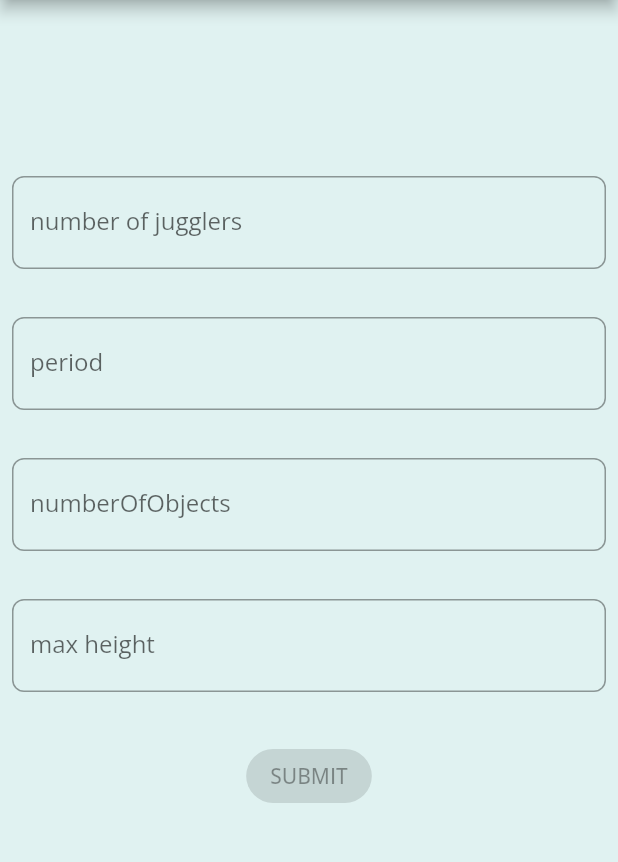
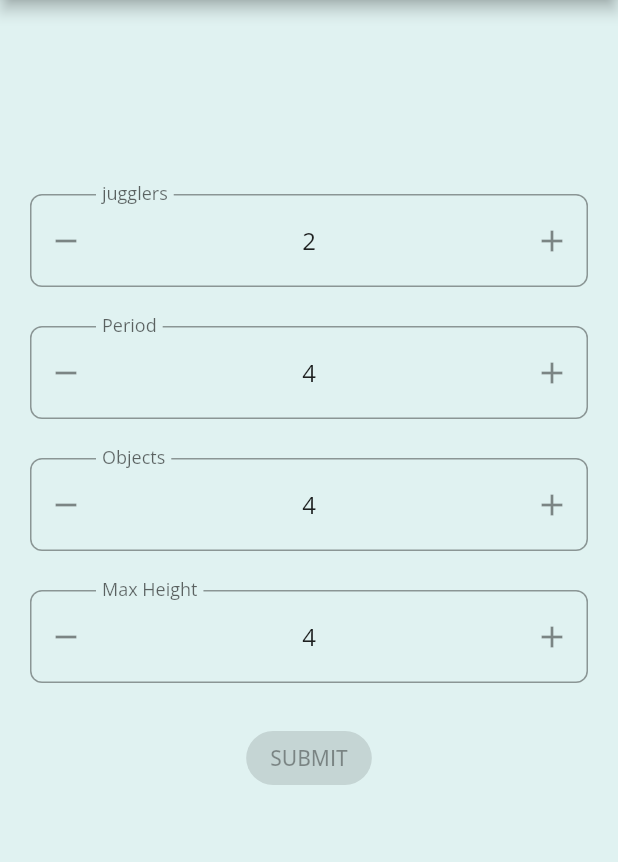
Before and after one commit to jjochen/prechac_this, a Flutter app: the screen it shows after launch, on a phone screen of 412 x 824 dp, the part 84-946 px from its top. Run offline on Flutter 3.47's test engine with Material 2 defaults, Android fonts, the phone set to English and light mode, and no system bars; drawn by our look-alikes of flutter_spinbox; our stand-ins replace bloc, equatable, flutter_bloc, formz, google_fonts; missing offline and left inert: fraction, trotter; generated files the repository leaves out were written again.

Commit message:
Use SpinBox for number inputs

```diff
--- a/lib/home/models/max_height.dart
+++ b/lib/home/models/max_height.dart
@@ -3,16 +3,16 @@ import 'package:formz/formz.dart';
 enum MaxHeightValidationError { invalid }
 
 class MaxHeight extends FormzInput<int, MaxHeightValidationError> {
-  const MaxHeight.pure() : super.pure(_defaultValue);
-  const MaxHeight.dirty([int value = _defaultValue]) : super.dirty(value);
+  const MaxHeight.pure() : super.pure(defaultValue);
+  const MaxHeight.dirty([int value = defaultValue]) : super.dirty(value);
 
-  static const int _defaultValue = 4;
-  static const int _minValue = 1;
-  static const int _maxValue = 24;
+  static const int defaultValue = 4;
+  static const int minValue = 1;
+  static const int maxValue = 24;
 
   @override
   MaxHeightValidationError? validator(int? value) {
-    return (value != null && value >= _minValue && value <= _maxValue)
+    return (value != null && value >= minValue && value <= maxValue)
         ? null
         : MaxHeightValidationError.invalid;
   }
--- a/lib/home/models/number_of_jugglers.dart
+++ b/lib/home/models/number_of_jugglers.dart
@@ -4,17 +4,16 @@ enum NumberOfJugglersValidationError { invalid }
 
 class NumberOfJugglers
     extends FormzInput<int, NumberOfJugglersValidationError> {
-  const NumberOfJugglers.pure() : super.pure(_defaultValue);
-  const NumberOfJugglers.dirty([int value = _defaultValue])
-      : super.dirty(value);
+  const NumberOfJugglers.pure() : super.pure(defaultValue);
+  const NumberOfJugglers.dirty([int value = defaultValue]) : super.dirty(value);
 
-  static const int _defaultValue = 2;
-  static const int _minValue = 1;
-  static const int _maxValue = 24;
+  static const int defaultValue = 2;
+  static const int minValue = 1;
+  static const int maxValue = 24;
 
   @override
   NumberOfJugglersValidationError? validator(int? value) {
-    return (value != null && value >= _minValue && value <= _maxValue)
+    return (value != null && value >= minValue && value <= maxValue)
         ? null
         : NumberOfJugglersValidationError.invalid;
   }
--- a/lib/home/models/number_of_objects.dart
+++ b/lib/home/models/number_of_objects.dart
@@ -3,16 +3,16 @@ import 'package:formz/formz.dart';
 enum NumberOfObjectsValidationError { invalid }
 
 class NumberOfObjects extends FormzInput<int, NumberOfObjectsValidationError> {
-  const NumberOfObjects.pure() : super.pure(_defaultValue);
-  const NumberOfObjects.dirty([int value = _defaultValue]) : super.dirty(value);
+  const NumberOfObjects.pure() : super.pure(defaultValue);
+  const NumberOfObjects.dirty([int value = defaultValue]) : super.dirty(value);
 
-  static const int _defaultValue = 4;
-  static const int _minValue = 1;
-  static const int _maxValue = 24;
+  static const int defaultValue = 4;
+  static const int minValue = 1;
+  static const int maxValue = 24;
 
   @override
   NumberOfObjectsValidationError? validator(int? value) {
-    return (value != null && value >= _minValue && value <= _maxValue)
+    return (value != null && value >= minValue && value <= maxValue)
         ? null
         : NumberOfObjectsValidationError.invalid;
   }
--- a/lib/home/models/period.dart
+++ b/lib/home/models/period.dart
@@ -3,16 +3,16 @@ import 'package:formz/formz.dart';
 enum PeriodValidationError { invalid }
 
 class Period extends FormzInput<int, PeriodValidationError> {
-  const Period.pure() : super.pure(_defaultValue);
-  const Period.dirty([int value = _defaultValue]) : super.dirty(value);
+  const Period.pure() : super.pure(defaultValue);
+  const Period.dirty([int value = defaultValue]) : super.dirty(value);
 
-  static const int _defaultValue = 4;
-  static const int _minValue = 1;
-  static const int _maxValue = 24;
+  static const int defaultValue = 4;
+  static const int minValue = 1;
+  static const int maxValue = 24;
 
   @override
   PeriodValidationError? validator(int? value) {
-    return (value != null && value >= _minValue && value <= _maxValue)
+    return (value != null && value >= minValue && value <= maxValue)
         ? null
         : PeriodValidationError.invalid;
   }
--- a/lib/home/view/constraints_form.dart
+++ b/lib/home/view/constraints_form.dart
@@ -1,5 +1,6 @@
 import 'package:flutter_bloc/flutter_bloc.dart';
 import 'package:flutter/material.dart';
+import 'package:flutter_spinbox/material.dart';
 import 'package:prechac_this/home/home.dart';
 import 'package:formz/formz.dart';
 
@@ -25,13 +26,13 @@ class ConstraintsForm extends StatelessWidget {
             mainAxisSize: MainAxisSize.min,
             children: [
               _NumberOfJugglersInput(),
-              const SizedBox(height: 8.0),
+              const SizedBox(height: 2.0),
               _PeriodInput(),
-              const SizedBox(height: 8.0),
+              const SizedBox(height: 2.0),
               _NumberOfObjectsInput(),
-              const SizedBox(height: 8.0),
+              const SizedBox(height: 2.0),
               _MaxHeightInput(),
-              const SizedBox(height: 8.0),
+              const SizedBox(height: 2.0),
               _SubmitButton(),
             ],
           ),
@@ -48,14 +49,16 @@ class _NumberOfJugglersInput extends StatelessWidget {
       buildWhen: (previous, current) =>
           previous.numberOfJugglers != current.numberOfJugglers,
       builder: (context, state) {
-        return TextField(
-          key: const Key('constraintsForm_numberOfJugglersInput_textField'),
-          onChanged: (numberOfJugglersString) => context
+        return SpinBox(
+          key: const Key('constraintsForm_numberOfJugglersInput'),
+          onChanged: (numberOfJugglers) => context
               .read<HomeCubit>()
-              .numberOfJugglersChanged(int.parse(numberOfJugglersString)),
-          keyboardType: TextInputType.number,
+              .numberOfJugglersChanged(numberOfJugglers.toInt()),
+          min: NumberOfJugglers.minValue.toDouble(),
+          max: NumberOfJugglers.maxValue.toDouble(),
+          value: NumberOfJugglers.defaultValue.toDouble(),
           decoration: InputDecoration(
-            labelText: 'number of jugglers',
+            labelText: 'jugglers',
             helperText: '',
             errorText: state.numberOfJugglers.invalid
                 ? 'invalid number of jugglers'
@@ -73,13 +76,15 @@ class _PeriodInput extends StatelessWidget {
     return BlocBuilder<HomeCubit, HomeState>(
       buildWhen: (previous, current) => previous.period != current.period,
       builder: (context, state) {
-        return TextField(
-          key: const Key('constraintsForm_periodInput_textField'),
-          onChanged: (periodString) =>
-              context.read<HomeCubit>().periodChanged(int.parse(periodString)),
-          keyboardType: TextInputType.number,
+        return SpinBox(
+          key: const Key('constraintsForm_periodInput'),
+          onChanged: (period) =>
+              context.read<HomeCubit>().periodChanged(period.toInt()),
+          min: Period.minValue.toDouble(),
+          max: Period.maxValue.toDouble(),
+          value: Period.defaultValue.toDouble(),
           decoration: InputDecoration(
-            labelText: 'period',
+            labelText: 'Period',
             helperText: '',
             errorText: state.period.invalid ? 'invalid period' : null,
           ),
@@ -96,14 +101,16 @@ class _NumberOfObjectsInput extends StatelessWidget {
       buildWhen: (previous, current) =>
           previous.numberOfObjects != current.numberOfObjects,
       builder: (context, state) {
-        return TextField(
-          key: const Key('constraintsForm_numberOfObjectsInput_textField'),
-          onChanged: (numberOfObjectsString) => context
+        return SpinBox(
+          key: const Key('constraintsForm_numberOfObjectsInput'),
+          onChanged: (numberOfObjects) => context
               .read<HomeCubit>()
-              .numberOfObjectsChanged(int.parse(numberOfObjectsString)),
-          keyboardType: TextInputType.number,
+              .numberOfObjectsChanged(numberOfObjects.toInt()),
+          min: NumberOfObjects.minValue.toDouble(),
+          max: NumberOfObjects.maxValue.toDouble(),
+          value: NumberOfObjects.defaultValue.toDouble(),
           decoration: InputDecoration(
-            labelText: 'numberOfObjects',
+            labelText: 'Objects',
             helperText: '',
             errorText: state.numberOfObjects.invalid
                 ? 'invalid number of objects'
@@ -121,14 +128,15 @@ class _MaxHeightInput extends StatelessWidget {
     return BlocBuilder<HomeCubit, HomeState>(
       buildWhen: (previous, current) => previous.maxHeight != current.maxHeight,
       builder: (context, state) {
-        return TextField(
-          key: const Key('constraintsForm_maxHeightInput_textField'),
-          onChanged: (maxHeightString) => context
-              .read<HomeCubit>()
-              .maxHeightChanged(int.parse(maxHeightString)),
-          keyboardType: TextInputType.number,
+        return SpinBox(
+          key: const Key('constraintsForm_maxHeightInput'),
+          onChanged: (maxHeight) =>
+              context.read<HomeCubit>().maxHeightChanged(maxHeight.toInt()),
+          min: MaxHeight.minValue.toDouble(),
+          max: MaxHeight.maxValue.toDouble(),
+          value: MaxHeight.defaultValue.toDouble(),
           decoration: InputDecoration(
-            labelText: 'max height',
+            labelText: 'Max Height',
             helperText: '',
             errorText: state.maxHeight.invalid ? 'invalid max height' : null,
           ),
--- a/lib/home/view/home_page.dart
+++ b/lib/home/view/home_page.dart
@@ -14,7 +14,7 @@ class HomePage extends StatelessWidget {
     return Scaffold(
       appBar: AppBar(title: const Text('PrechacThis')),
       body: Padding(
-        padding: const EdgeInsets.all(8.0),
+        padding: const EdgeInsets.all(20.0),
         child: BlocProvider(
           create: (_) => HomeCubit(),
           child: ConstraintsForm(),
--- a/pubspec.yaml
+++ b/pubspec.yaml
@@ -19,6 +19,7 @@ dependencies:
   equatable: ^2.0.0
   formz: ^0.4.0
   google_fonts: ^2.0.0
+  flutter_spinbox: ^0.5.2
 
 dev_dependencies:
   flutter_test:
```
Also changed, not shown: pubspec.lock, 1 other file.
